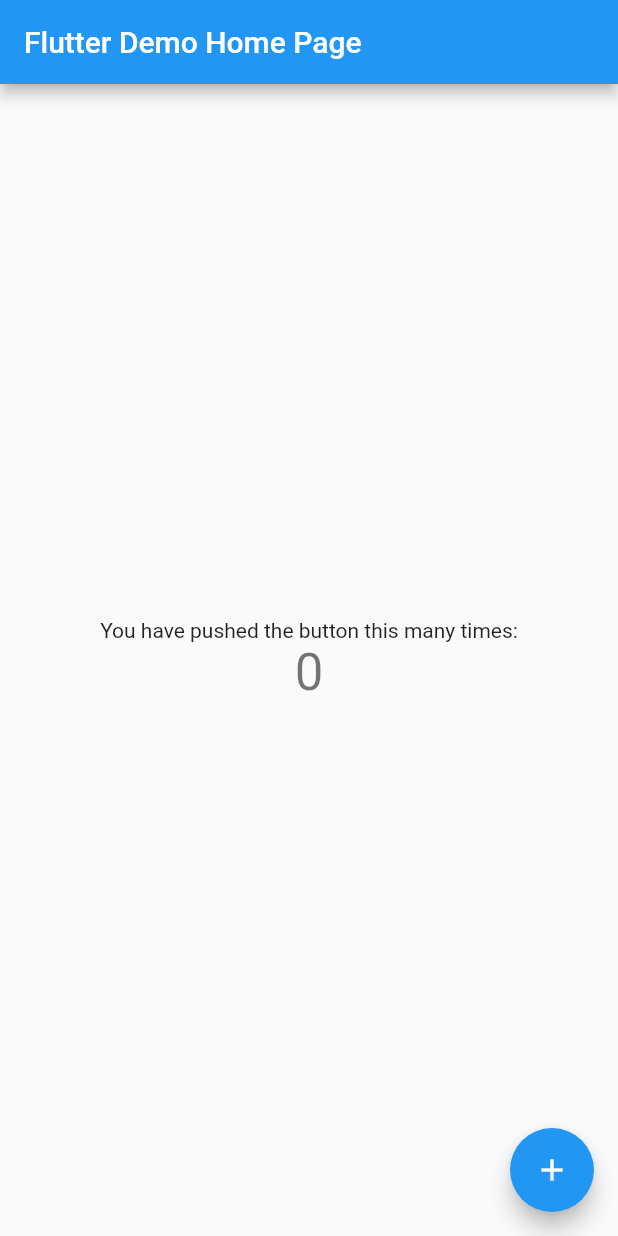
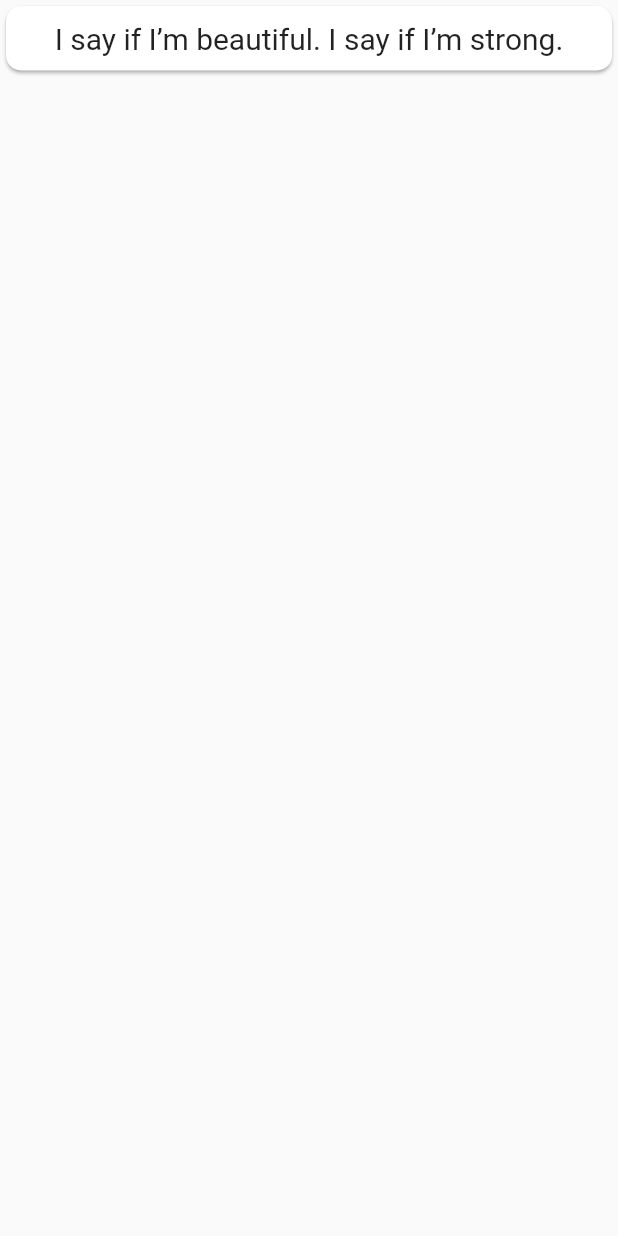
Before and after one commit to SeAliijaz/women_safety_app, a Flutter app: the screen it shows after launch, on a phone screen of 412 x 824 dp. Run offline on Flutter 3.47's test engine with Material 2 defaults, Android fonts, the phone set to English and light mode, and no system bars; our stand-ins replace google_fonts; Roboto replaces fonts that are missing (Salsa).

Commit message:
Custom AppBar/Quotes

```diff
--- /dev/null
+++ b/lib/Screens/home_screen.dart
@@ -0,0 +1,49 @@
+import 'dart:math';
+
+import 'package:flutter/material.dart';
+import 'package:women_safety_app/Widgets/custom_appbar.dart';
+
+class HomeScreen extends StatefulWidget {
+  const HomeScreen({Key? key}) : super(key: key);
+
+  @override
+  State<HomeScreen> createState() => _HomeScreenState();
+}
+
+class _HomeScreenState extends State<HomeScreen> {
+  ///Initialization
+  int qIndex = 0;
+
+  ///Function to get random quote
+  getRandomQuote() {
+    Random random = Random();
+    setState(() {
+      qIndex = random.nextInt(6);
+    });
+  }
+
+  @override
+  void initState() {
+    getRandomQuote();
+    super.initState();
+  }
+
+  @override
+  Widget build(BuildContext context) {
+    return Scaffold(
+      body: SafeArea(
+        child: Column(
+          children: [
+            ///Custom App Bar
+            ///Where we're showing Quotes
+            CustomAppBar(
+                quoteIndex: qIndex,
+                onTap: () {
+                  getRandomQuote();
+                })
+          ],
+        ),
+      ),
+    );
+  }
+}
--- /dev/null
+++ b/lib/Utils/quotes.dart
@@ -0,0 +1,21 @@
+List<String> sweetSayings = [
+  "Your presence, lights up the whole room.",
+  "We admire,Your strong personality.",
+  "We’ll help you In any way we can.",
+  "You are Strong and courageous.",
+  'I say if I’m beautiful. I say if I’m strong.',
+  'Above all, be the heroine of your life, not the victim.',
+];
+
+List<String> articleTitle = [
+  "Pakistani women are inspiring country",
+  "We have to end Violance",
+  "Be a change",
+  "You are strong",
+];
+List<String> imageSliders = [
+  "https://media.istockphoto.com/photos/silhouette-of-super-strong-successful-businesswoman-picture-id1249879109?k=20&m=1249879109&s=612x612&w=0&h=I-joEMjqkq1wCJZJeLWUCd1d2HcB5WxBShdkA9YM0cg=",
+  "https://media.istockphoto.com/vectors/young-woman-looks-at-the-mirror-and-sees-her-happy-reflection-vector-id1278815846?k=20&m=1278815846&s=612x612&w=0&h=JUTmV9Of-_ILOfXBfV9Cmp_41yuTliSdFIcZy5LKuss=",
+  "https://media.istockphoto.com/vectors/mental-health-or-psychology-concept-with-flowering-human-head-vector-id1268669581?k=20&m=1268669581&s=612x612&w=0&h=YVLTKCZXKugEn40aqOkir4vcoFeTUAQToa1i3AFYRNU=",
+  "https://media.istockphoto.com/photos/confidence-and-strength-concept-picture-id1086700012?k=20&m=1086700012&s=612x612&w=0&h=1wWVN3AB7BH7o3y2A2b-NG3HB9H6Dwkc9OLz2lxgwAY=",
+];
--- /dev/null
+++ b/lib/Widgets/custom_appbar.dart
@@ -0,0 +1,45 @@
+import 'package:flutter/material.dart';
+import 'package:google_fonts/google_fonts.dart';
+import 'package:women_safety_app/Utils/quotes.dart';
+
+class CustomAppBar extends StatelessWidget {
+  Function? onTap;
+  int? quoteIndex;
+  CustomAppBar({
+    Key? key,
+    required this.onTap,
+    this.quoteIndex,
+  }) : super(key: key);
+
+  @override
+  Widget build(BuildContext context) {
+    return GestureDetector(
+      onTap: () {
+        onTap!();
+      },
+      child: Card(
+        shadowColor: Colors.grey,
+        shape: RoundedRectangleBorder(
+          borderRadius: BorderRadius.circular(10),
+        ),
+        child: Padding(
+          padding: const EdgeInsets.symmetric(
+            vertical: 10,
+            horizontal: 10,
+          ),
+          child: Center(
+            child: Text(
+              sweetSayings[quoteIndex!],
+              textAlign: TextAlign.center,
+              style: GoogleFonts.salsa(
+                textStyle: TextStyle(
+                  fontSize: 20,
+                ),
+              ),
+            ),
+          ),
+        ),
+      ),
+    );
+  }
+}
--- a/lib/main.dart
+++ b/lib/main.dart
@@ -1,115 +1,18 @@
 import 'package:flutter/material.dart';
+import 'package:women_safety_app/Screens/home_screen.dart';
 
 void main() {
-  runApp(const MyApp());
+  runApp(MyApp());
 }
 
 class MyApp extends StatelessWidget {
-  const MyApp({super.key});
-
-  // This widget is the root of your application.
   @override
   Widget build(BuildContext context) {
     return MaterialApp(
-      title: 'Flutter Demo',
-      theme: ThemeData(
-        // This is the theme of your application.
-        //
-        // Try running your application with "flutter run". You'll see the
-        // application has a blue toolbar. Then, without quitting the app, try
-        // changing the primarySwatch below to Colors.green and then invoke
-        // "hot reload" (press "r" in the console where you ran "flutter run",
-        // or simply save your changes to "hot reload" in a Flutter IDE).
-        // Notice that the counter didn't reset back to zero; the application
-        // is not restarted.
-        primarySwatch: Colors.blue,
-      ),
-      home: const MyHomePage(title: 'Flutter Demo Home Page'),
+      title: 'Women Safety App',
+      debugShowCheckedModeBanner: false,
+      theme: ThemeData(),
+      home: HomeScreen(),
     );
   }
 }
-
-class MyHomePage extends StatefulWidget {
-  const MyHomePage({super.key, required this.title});
-
-  // This widget is the home page of your application. It is stateful, meaning
-  // that it has a State object (defined below) that contains fields that affect
-  // how it looks.
-
-  // This class is the configuration for the state. It holds the values (in this
-  // case the title) provided by the parent (in this case the App widget) and
-  // used by the build method of the State. Fields in a Widget subclass are
-  // always marked "final".
-
-  final String title;
-
-  @override
-  State<MyHomePage> createState() => _MyHomePageState();
-}
-
-class _MyHomePageState extends State<MyHomePage> {
-  int _counter = 0;
-
-  void _incrementCounter() {
-    setState(() {
-      // This call to setState tells the Flutter framework that something has
-      // changed in this State, which causes it to rerun the build method below
-      // so that the display can reflect the updated values. If we changed
-      // _counter without calling setState(), then the build method would not be
-      // called again, and so nothing would appear to happen.
-      _counter++;
-    });
-  }
-
-  @override
-  Widget build(BuildContext context) {
-    // This method is rerun every time setState is called, for instance as done
-    // by the _incrementCounter method above.
-    //
-    // The Flutter framework has been optimized to make rerunning build methods
-    // fast, so that you can just rebuild anything that needs updating rather
-    // than having to individually change instances of widgets.
-    return Scaffold(
-      appBar: AppBar(
-        // Here we take the value from the MyHomePage object that was created by
-        // the App.build method, and use it to set our appbar title.
-        title: Text(widget.title),
-      ),
-      body: Center(
-        // Center is a layout widget. It takes a single child and positions it
-        // in the middle of the parent.
-        child: Column(
-          // Column is also a layout widget. It takes a list of children and
-          // arranges them vertically. By default, it sizes itself to fit its
-          // children horizontally, and tries to be as tall as its parent.
-          //
-          // Invoke "debug painting" (press "p" in the console, choose the
-          // "Toggle Debug Paint" action from the Flutter Inspector in Android
-          // Studio, or the "Toggle Debug Paint" command in Visual Studio Code)
-          // to see the wireframe for each widget.
-          //
-          // Column has various properties to control how it sizes itself and
-          // how it positions its children. Here we use mainAxisAlignment to
-          // center the children vertically; the main axis here is the vertical
-          // axis because Columns are vertical (the cross axis would be
-          // horizontal).
-          mainAxisAlignment: MainAxisAlignment.center,
-          children: <Widget>[
-            const Text(
-              'You have pushed the button this many times:',
-            ),
-            Text(
-              '$_counter',
-              style: Theme.of(context).textTheme.headline4,
-            ),
-          ],
-        ),
-      ),
-      floatingActionButton: FloatingActionButton(
-        onPressed: _incrementCounter,
-        tooltip: 'Increment',
-        child: const Icon(Icons.add),
-      ), // This trailing comma makes auto-formatting nicer for build methods.
-    );
-  }
-}
```
Also changed, not shown: lib/Utils/constants.dart (added, +29 -0 lines), pubspec.yaml (+4 -12 lines), pubspec.lock, 3 other files.
